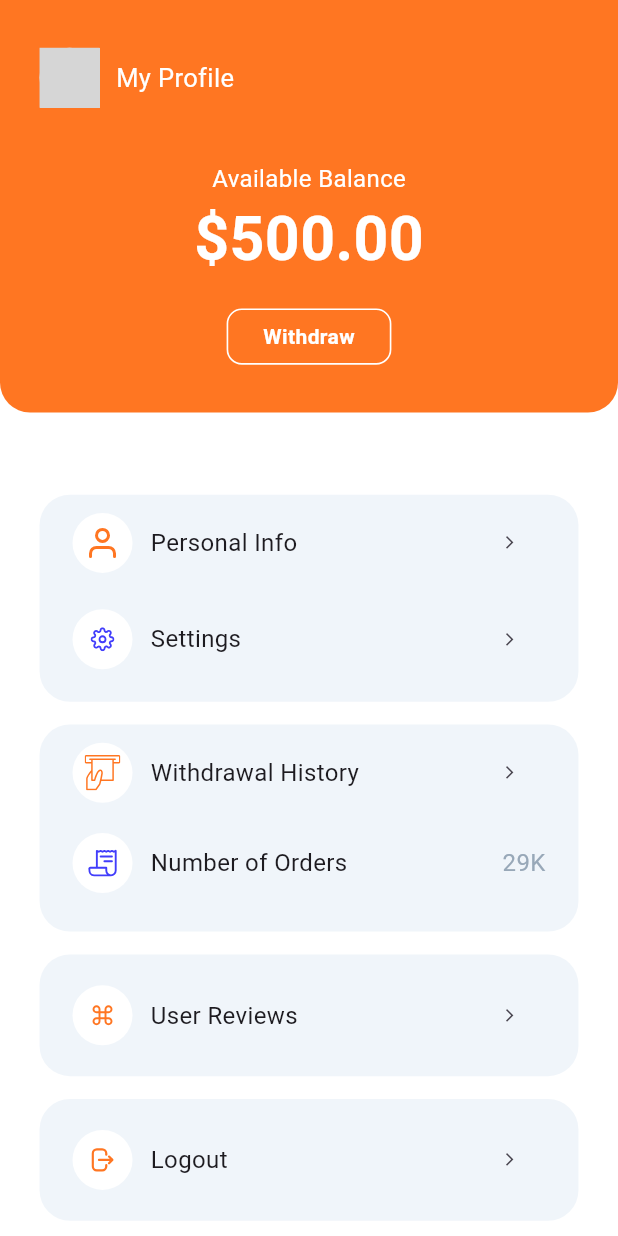
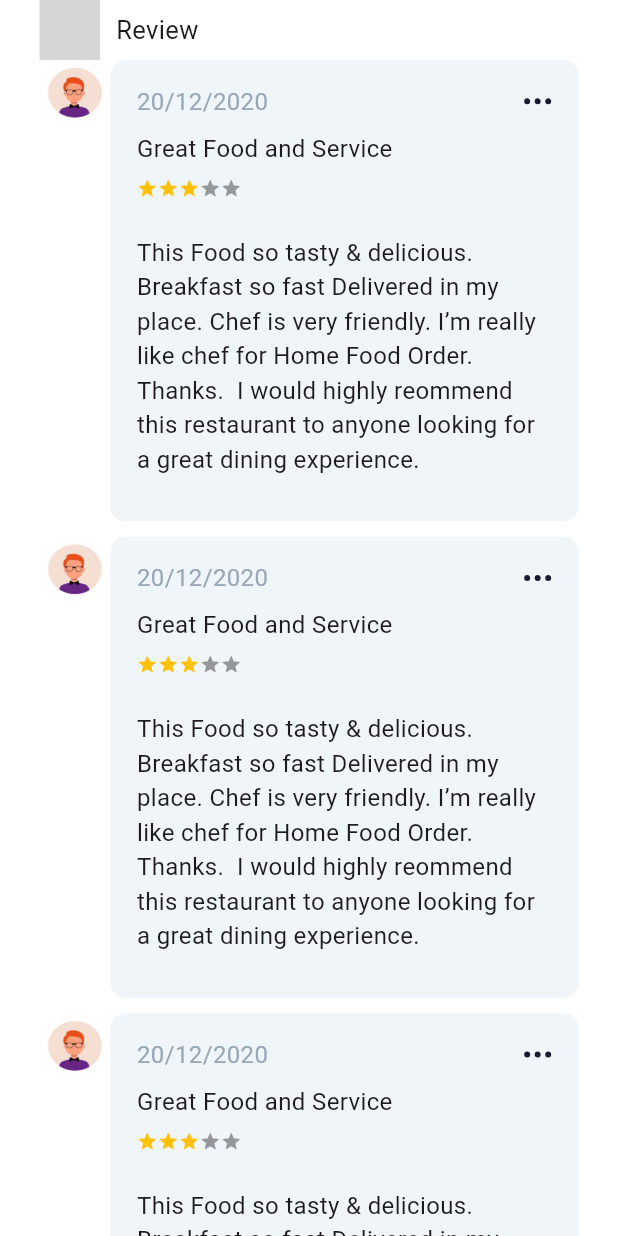
Before and after one commit to tech-cell-eg/Round-3-Restaurant-App, a Flutter app: the screen it shows after launch, on a phone screen of 412 x 824 dp. Run offline on Flutter 3.47's test engine with Material 3 defaults, Android fonts, the light colour scheme and no system bars; drawn by our look-alikes of flutter_rating_bar; our stand-ins replace device_preview, dio, flutter_bloc, flutter_screenutil, flutter_svg, font_awesome_flutter and 3 more; Roboto replaces fonts that are missing (Sen); grey boxes are pictures that could not be loaded.

Commit message:
Finish Review screen

```diff
--- a/lib/core/constants/routes.dart
+++ b/lib/core/constants/routes.dart
@@ -5,6 +5,7 @@ import 'package:food_app/features/auth/presentation/screens/login_screen.dart';
 import 'package:food_app/features/cheef_menu/presention/views/cheef_view.dart';
 import 'package:food_app/features/food_burger/presentaion/views/food_burger_view.dart';
 import 'package:food_app/features/home/presentation/view/home_view.dart';
+import 'package:food_app/features/review/presention/views/review.view.dart';
 import 'package:food_app/features/search/presention/view/search_view.dart';
 import 'package:food_app/features/onboarding/onboarding_screen.dart';
 
@@ -17,12 +18,15 @@ class Routes {
   static const foodBurger = "food_burger";
   static const bottom = "bottom";
   static const String chefMenu = "chef_menu";
+  static const String review = "review";
   static MaterialPageRoute onGenerateRoute(RouteSettings settings) {
     switch (settings.name) {
 
       case chefMenu:
         return MaterialPageRoute(builder: (_) => ChefMenuView());
 
+  case review:
+        return MaterialPageRoute(builder: (_) => ReviewView());
 case bottom:
         return MaterialPageRoute(builder: (_) => SlidingBottomSheetOrders());
 
--- /dev/null
+++ b/lib/features/review/presention/views/review.view.dart
@@ -0,0 +1,13 @@
+import 'package:flutter/material.dart';
+import 'package:food_app/features/review/presention/views/widget/review_view_body.dart';
+
+class ReviewView extends StatelessWidget {
+  const ReviewView({super.key});
+
+  @override
+  Widget build(BuildContext context) {
+    return Scaffold(
+      body:ReviewViewBody(),
+    );
+  }
+}
--- /dev/null
+++ b/lib/features/review/presention/views/widget/custom_app_bar_review.dart
@@ -0,0 +1,24 @@
+import 'package:flutter/material.dart';
+import 'package:flutter_screenutil/flutter_screenutil.dart';
+import 'package:food_app/core/ui/custom_icon_image_avatar.dart';
+import 'package:food_app/core/utils/app_color.dart';
+import 'package:food_app/core/utils/app_images.dart';
+import 'package:food_app/core/utils/app_text_style.dart';
+
+class CustomAppBarReview extends StatelessWidget {
+  const CustomAppBarReview({super.key});
+
+  @override
+  Widget build(BuildContext context) {
+    return Row(
+      spacing: 10.w,
+      children: [
+        CustomIconImageAvatar(
+          image: AppImages.assetsIconsBack,
+          backColor: AppColor.kGreyColor,
+        ),
+        Text("Review", style: AppTextStyle.textStyle16.copyWith(fontSize: 17)),
+      ],
+    );
+  }
+}
--- /dev/null
+++ b/lib/features/review/presention/views/widget/custom_card_view.dart
@@ -0,0 +1,72 @@
+import 'package:flutter/material.dart';
+import 'package:flutter_screenutil/flutter_screenutil.dart';
+import 'package:flutter_svg/svg.dart';
+import 'package:food_app/core/utils/app_color.dart';
+import 'package:food_app/core/utils/app_images.dart';
+import 'package:food_app/core/utils/app_text_style.dart';
+import 'package:food_app/features/review/presention/views/widget/rating.dart';
+
+class CustomCardReview extends StatelessWidget {
+  const CustomCardReview({super.key});
+
+  @override
+  Widget build(BuildContext context) {
+    return Row(
+      crossAxisAlignment: CrossAxisAlignment.start,
+      children: [
+        ClipRRect(
+          borderRadius: BorderRadius.circular(32),
+          child: Image.asset(
+            AppImages.assetsIconsProfileImage,
+            height: 43.h,
+            width: 43.w,
+            fit: BoxFit.fill,
+          ),
+        ),
+        Expanded(
+          child: Container(
+            padding: EdgeInsets.only(
+              bottom: 29.3.h,
+              left: 16.w,
+              right: 16.w,
+              top: 16.h,
+            ),
+            width: 274.w,
+            decoration: BoxDecoration(
+              color: AppColor.kGreyColor,
+              borderRadius: BorderRadius.circular(10),
+            ),
+            child: Column(
+              crossAxisAlignment: CrossAxisAlignment.start,
+              spacing: 8.h,
+              children: [
+                Row(
+                  mainAxisAlignment: MainAxisAlignment.spaceBetween,
+                  children: [
+                    Text(
+                      "20/12/2020",
+                      style: AppTextStyle.textStyle16.copyWith(
+                        color: AppColor.kItemColor,
+                      ),
+                    ),
+
+                    SvgPicture.asset(AppImages.assetsIconsMore),
+                  ],
+                ),
+                Text("Great Food and Service", style: AppTextStyle.textStyle16),
+                CustomRating(),
+                SizedBox(height: 8.h),
+                Text(
+                  "This Food so tasty & delicious. Breakfast so fast Delivered in my place. Chef is very friendly. I’m really like chef for Home Food Order. Thanks.  I would highly reommend this restaurant to anyone looking for a great dining experience.",
+                  style: AppTextStyle.textStyle16.copyWith(
+                    overflow: TextOverflow.visible,
+                  ),
+                ),
+              ],
+            ),
+          ),
+        ),
+      ],
+    );
+  }
+}
--- /dev/null
+++ b/lib/features/review/presention/views/widget/rating.dart
@@ -0,0 +1,23 @@
+import 'package:flutter/material.dart';
+import 'package:flutter_rating_bar/flutter_rating_bar.dart';
+import 'package:flutter_screenutil/flutter_screenutil.dart';
+
+class CustomRating extends StatelessWidget {
+  const CustomRating({super.key});
+
+  @override
+  Widget build(BuildContext context) {
+    return RatingBar.builder(
+      initialRating: 3,
+      minRating: 3,
+      direction: Axis.horizontal,
+      allowHalfRating: true,
+      itemSize: 13.8.sp,
+      itemCount: 5,
+      itemBuilder: (context, _) => Icon(Icons.star, color: Colors.amber),
+      onRatingUpdate: (rating) {
+        print(rating);
+      },
+    );
+  }
+}
--- /dev/null
+++ b/lib/features/review/presention/views/widget/review_view_body.dart
@@ -0,0 +1,38 @@
+import 'package:flutter/material.dart';
+import 'package:flutter_rating_bar/flutter_rating_bar.dart';
+import 'package:flutter_screenutil/flutter_screenutil.dart';
+import 'package:flutter_svg/flutter_svg.dart';
+import 'package:food_app/core/utils/app_color.dart';
+import 'package:food_app/core/utils/app_images.dart';
+import 'package:food_app/core/utils/app_text_style.dart';
+
+import 'package:food_app/features/review/presention/views/widget/custom_app_bar_review.dart';
+import 'package:food_app/features/review/presention/views/widget/custom_card_view.dart';
+
+class ReviewViewBody extends StatelessWidget {
+  const ReviewViewBody({super.key});
+
+  @override
+  Widget build(BuildContext context) {
+    return SingleChildScrollView(
+      child: Padding(
+        padding: EdgeInsets.symmetric(horizontal: 24.0.w),
+        child: Column(
+          children: [
+            CustomAppBarReview(),
+
+            ListView.separated(
+              shrinkWrap: true,
+              physics: NeverScrollableScrollPhysics(),
+              itemBuilder: (context, index) {
+                return CustomCardReview();
+              },
+              separatorBuilder: (context, index) => SizedBox(height: 10.h),
+              itemCount: 10,
+            ),
+          ],
+        ),
+      ),
+    );
+  }
+}
--- a/lib/main.dart
+++ b/lib/main.dart
@@ -36,7 +36,7 @@ class MyApp extends StatelessWidget {
           ),
           onGenerateRoute: Routes.onGenerateRoute,
           //change this line to required screen name
-          initialRoute: Routes.chefMenu,
+          initialRoute: Routes.review,
         );
       },
     );
--- a/pubspec.yaml
+++ b/pubspec.yaml
@@ -53,6 +53,7 @@ dependencies:
   shared_preferences: ^2.5.3
   internet_connection_checker_plus: ^2.7.1
   sliding_up_panel: ^2.0.0+1
+  flutter_rating_bar: ^4.0.1
 
 dev_dependencies:
   flutter_test:
```
Also changed, not shown: pubspec.lock.
